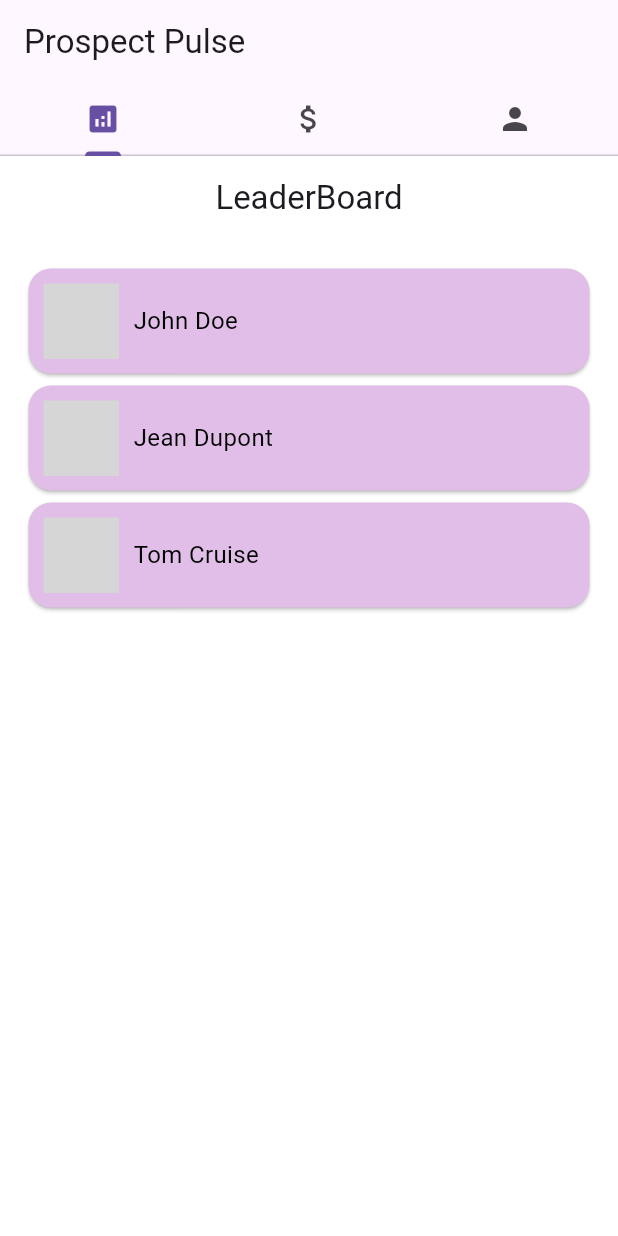
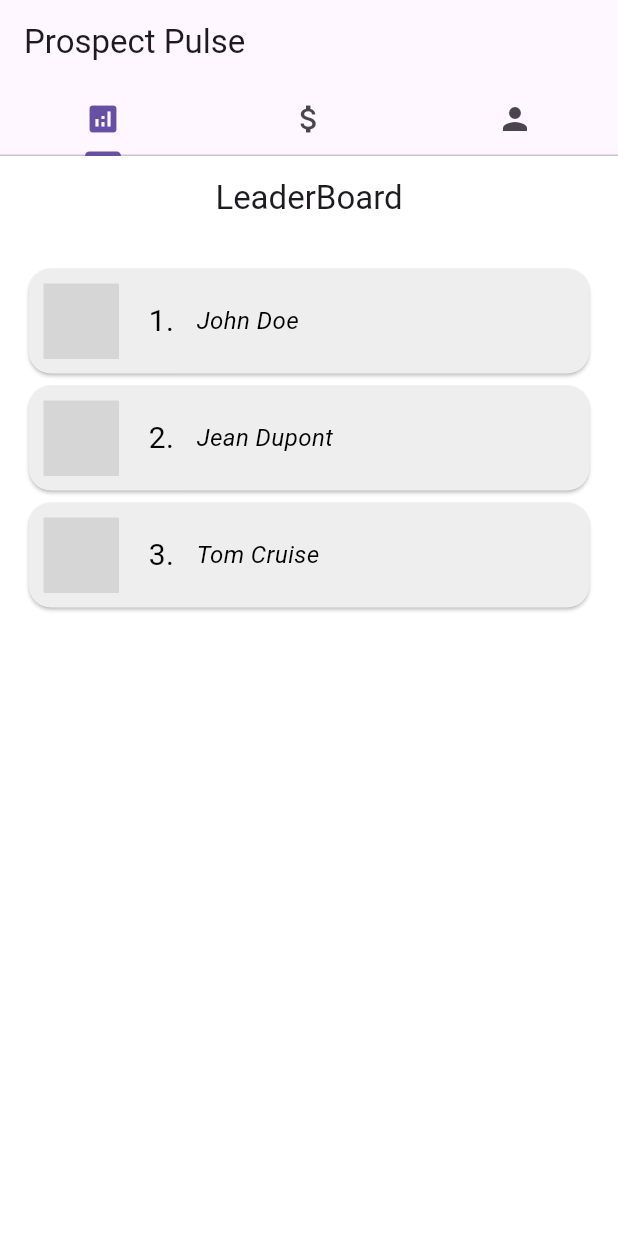
Before and after one commit to gabyorel/prospect-pulse, a Flutter app: the screen it shows once a user with an empty profile is signed in, on a phone screen of 412 x 824 dp. Run offline on Flutter 3.47's test engine with Material 3 defaults, Android fonts, the phone set to English and light mode, and no system bars; drawn by our look-alikes of flutter_profile_picture; our stand-ins replace firebase_auth, firebase_core; missing offline and left inert: firebase_ui_auth; accounts and stored records are empty; grey boxes are pictures that could not be loaded.

Commit message:
change page style

```diff
--- a/lib/ranking.dart
+++ b/lib/ranking.dart
@@ -44,7 +44,7 @@ class _RankingView extends State<Ranking> {
                       shape: RoundedRectangleBorder(
                         borderRadius: BorderRadius.circular(15.0),
                       ),
-                      color: Colors.purple.shade100,
+                      color: Colors.grey.shade200,
                       child: Padding(
                         padding: const EdgeInsets.symmetric(
                             horizontal: 10.0, vertical: 10.0
@@ -66,13 +66,23 @@ class _RankingView extends State<Ranking> {
                                     random: true,
                                   ),
                             const SizedBox(
-                              width: 10.0,
+                              width: 20.0,
+                            ),
+                            Text('${index + 1}.',
+                              style: TextStyle(
+                                color: Colors.black,
+                                fontSize: 20,
+                              ),
+                            ),
+                            const SizedBox(
+                              width: 15.0,
                             ),
                             Expanded(
                               child: Text(
                                 userList[index],
                                 style: const TextStyle(
                                   color: Colors.black,
+                                  fontStyle: FontStyle.italic,
                                   fontSize: 16,
                                 ),
                                 maxLines: 2,
```
